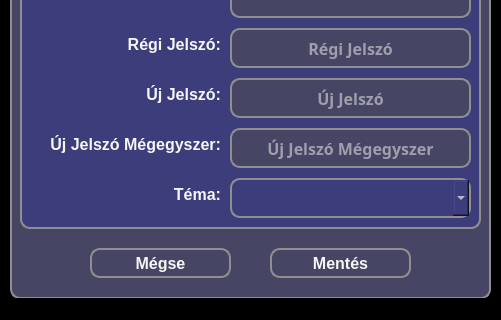
First picture: the form in src/main/resources/ui/dark/settingsWindow.ui, repository pkristof1999/Szakdolgozat, before the edit; both pictures show x 0 to 501 and y 252 to 572 of the 501 by 572 pixel window.
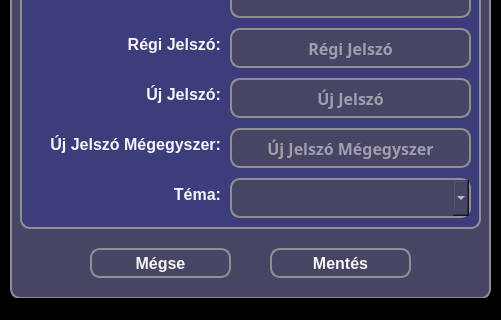
Second picture: the form after the edit.

```diff
--- a/src/main/resources/ui/dark/settingsWindow.ui
+++ b/src/main/resources/ui/dark/settingsWindow.ui
@@ -233,6 +233,11 @@
         <bold>true</bold>
        </font>
       </property>
+      <property name="styleSheet">
+       <string notr="true">* {
+	background-color: rgb(70, 70, 100);
+}</string>
+      </property>
       <property name="editable">
        <bool>true</bool>
       </property>
```
